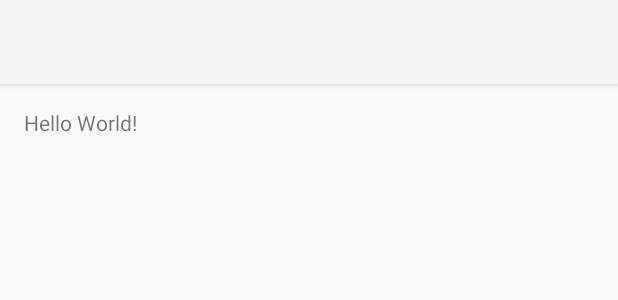
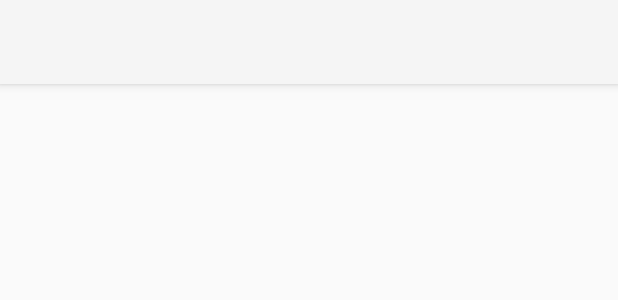
Before and after one commit to Necronos/papiromania, an Android app: the layout activity_main.xml on its own in the app's theme, with its tools: preview values and no code run, on a phone screen of 412 x 824 dp. Shown: the top 300 px of the screen. Run offline under Robolectric (Android 15) with nearby library versions, the phone set to English and light mode, and no system bars.

Commit message:
Pantalla inicial e instrucciones completas con tema y la madre, ahora si.

```diff
--- a/app/src/main/res/layout/activity_main.xml
+++ b/app/src/main/res/layout/activity_main.xml
@@ -6,7 +6,8 @@
     android:layout_width="match_parent"
     android:layout_height="match_parent"
     android:fitsSystemWindows="false"
-    tools:context="com.fime.labihc.papiromania.MainActivity">
+    tools:context="com.fime.labihc.papiromania.MainActivity"
+    android:background="@color/windowBackground">
 
     <android.support.design.widget.AppBarLayout
         android:layout_height="wrap_content"
--- a/app/src/main/res/layout/content_main.xml
+++ b/app/src/main/res/layout/content_main.xml
@@ -14,8 +14,4 @@
     tools:showIn="@layout/activity_main"
     tools:context="com.fime.labihc.papiromania.MainActivity">
 
-    <TextView
-        android:layout_width="wrap_content"
-        android:layout_height="wrap_content"
-        android:text="Hello World!" />
 </RelativeLayout>
```
